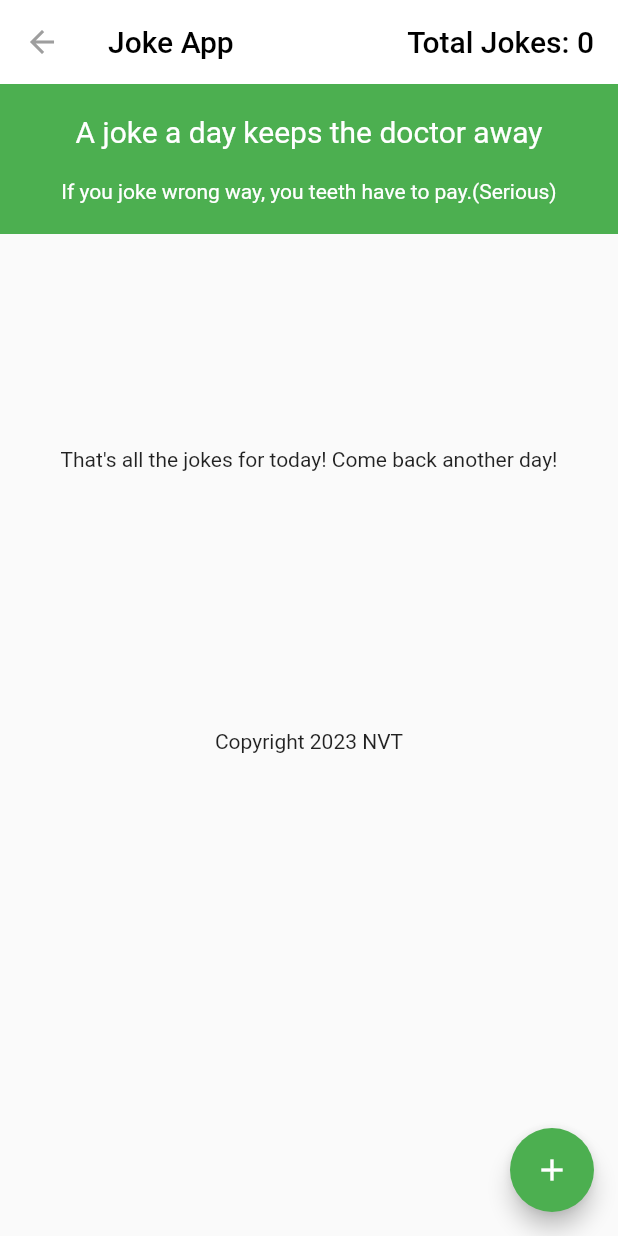
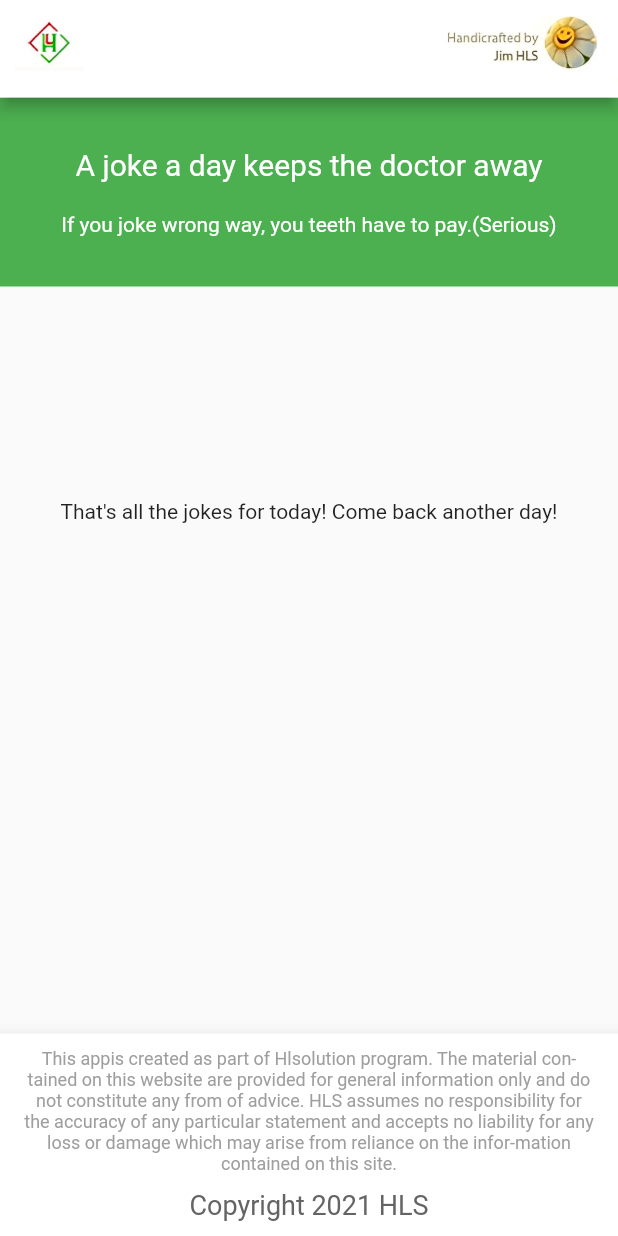
Before and after one commit to iLouis88/fun_app, a Flutter app: the JokeScreen screen opened directly, on a phone screen of 412 x 824 dp. Run offline on Flutter 3.47's test engine with Material 2 defaults, Android fonts, the light colour scheme and no system bars; our stand-ins replace cloud_firestore, firebase_core; accounts and stored records are empty.

Commit message:
update UI

```diff
--- a/lib/colors.dart
+++ b/lib/colors.dart
@@ -2,3 +2,4 @@ import 'package:flutter/animation.dart';
 
 const color1 = Color.fromARGB(255, 222, 228, 246);
 const bgLanding = Color.fromARGB(255, 140, 155, 68);
+const textC1 = Color.fromARGB(255, 100, 100, 100);
--- a/lib/feature/mobile/joke_screen.dart
+++ b/lib/feature/mobile/joke_screen.dart
@@ -1,5 +1,6 @@
 import 'package:cloud_firestore/cloud_firestore.dart';
 import 'package:flutter/material.dart';
+import '../../colors.dart';
 import '../../model/Joke_model.dart';
 import 'joke_card.dart';
 
@@ -10,7 +11,8 @@ class JokeScreen extends StatefulWidget {
   _JokeScreenState createState() => _JokeScreenState();
 }
 
-class _JokeScreenState extends State<JokeScreen> {
+class _JokeScreenState extends State<JokeScreen>
+    with WidgetsBindingObserver, SingleTickerProviderStateMixin {
   FirebaseFirestore firestore = FirebaseFirestore.instance;
   late CollectionReference jokesCollection;
   late QuerySnapshot jokesSnapshot;
@@ -18,12 +20,25 @@ class _JokeScreenState extends State<JokeScreen> {
   bool isLoading = true;
   bool hasMoreJokes = true;
   int totalJokesCount = 0;
+  late TabController tabBarController;
 
   @override
   void initState() {
     super.initState();
     jokesCollection = firestore.collection('jokes');
     fetchJokes();
+    tabBarController = TabController(
+      length: 1,
+      vsync: this,
+    );
+    WidgetsBinding.instance.addObserver(this);
+  }
+
+  @override
+  void dispose() {
+    super.dispose();
+    tabBarController.dispose();
+    WidgetsBinding.instance.removeObserver(this);
   }
 
   Future<void> fetchJokes() async {
@@ -82,32 +97,61 @@ class _JokeScreenState extends State<JokeScreen> {
   @override
   Widget build(BuildContext context) {
     return Scaffold(
-      appBar: AppBar(
-        iconTheme: const IconThemeData(color: Colors.grey),
+      appBar: PreferredSize(
+        preferredSize: Size.fromHeight(65),
+        child: AppBar(
+          automaticallyImplyLeading: false,
           backgroundColor: Colors.white,
-        elevation: 0,
-        title: Row(
-          mainAxisAlignment: MainAxisAlignment.spaceBetween,
-          children: [
-            const Text(
-              'Joke App',
-              style: TextStyle(
-                color: Colors.black,
+          leading: Padding(
+              padding: const EdgeInsets.only(left: 10),
+              child: Image.asset(
+                'assets/logo_1.jpg',
+              )),
+          actions: [Image.asset('assets/logo_2.jpg')],
         ),
       ),
+      bottomNavigationBar: BottomAppBar(
+          child: Padding(
+        padding: const EdgeInsets.only(
+          top: 10,
+          bottom: 10,
+          left: 5,
+          right: 5,
+        ),
+        child: SizedBox(
+            height: 115,
+            child: Center(
+              child: Column(
+                children: const [
+                  Padding(
+                    padding: EdgeInsets.only(
+                      right: 10,
+                      left: 10,
+                    ),
+                    child: Text(
+                      'This appis created as part of Hlsolution program. The material con-tained on this website are provided for general information only and do not constitute any from of advice. HLS assumes no responsibility for the accuracy of any particular statement and accepts no liability for any loss or damage which may arise from reliance on the infor-mation contained on this site.',
+                      style: TextStyle(color: Colors.grey, fontSize: 12),
+                      textAlign: TextAlign.center,
+                    ),
+                  ),
+                  SizedBox(
+                    height: 10,
+                  ),
                   Text(
-              'Total Jokes: $totalJokesCount',
-              style: const TextStyle(color: Colors.black),
-            ),
+                    'Copyright 2021 HLS',
+                    style: TextStyle(color: textC1, fontSize: 18),
+                  )
                 ],
               ),
-      ),
-      body: Center(
+            )),
+      )),
+      body: SingleChildScrollView(
+        child: Center(
           child: Column(
             children: [
               Container(
                 alignment: Alignment.center,
-              height: 100,
+                height: 126,
                 color: Colors.green,
                 child: Column(
                   mainAxisAlignment: MainAxisAlignment.center,
@@ -138,35 +182,31 @@ class _JokeScreenState extends State<JokeScreen> {
                           onLiked: () => vote(true),
                           onDisliked: () => vote(false),
                         )
-                    : Container(
+                      : SizedBox(
                           height: 300,
                           child: Column(
                             mainAxisAlignment: MainAxisAlignment.center,
-                          children: [
+                            children: const [
                               Text(
                                   "That's all the jokes for today! Come back another day!"),
                             ],
                           ),
                         ),
-            Container(
-              alignment: Alignment.bottomCenter,
-              padding: const EdgeInsets.only(top: 30),
-              child: const Text('Copyright 2023 NVT'),
-            ),
             ],
           ),
         ),
-      floatingActionButton: FloatingActionButton(
+      ),
+      /*  floatingActionButton: FloatingActionButton(
         backgroundColor: Colors.green,
         onPressed: () {
           _showBottomSheet(context);
         },
         child: const Icon(Icons.add),
-      ),
+      ),*/
     );
   }
 
-  void _showAddJokeDialog() {
+/*  void _showAddJokeDialog() {
     showDialog(
       context: context,
       builder: (context) {
@@ -215,9 +255,9 @@ class _JokeScreenState extends State<JokeScreen> {
         );
       },
     );
-  }
+  }*/
 
-  void _showBottomSheet(BuildContext context) {
+/*  void _showBottomSheet(BuildContext context) {
     showModalBottomSheet(
       context: context,
       builder: (BuildContext context) {
@@ -237,5 +277,5 @@ class _JokeScreenState extends State<JokeScreen> {
         );
       },
     );
+  }*/
 }
-}
```
Also changed, not shown: lib/feature/mobile/joke_card.dart (+30 -23 lines), assets/logo_1.jpg (added), assets/logo_2.jpg (added). Lines whose indentation alone changed are shown as unchanged.
